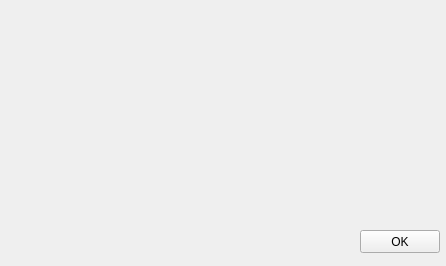
This is about.ui in verbkinm/bells as Qt 5 draws it before an edit. The edited form follows.
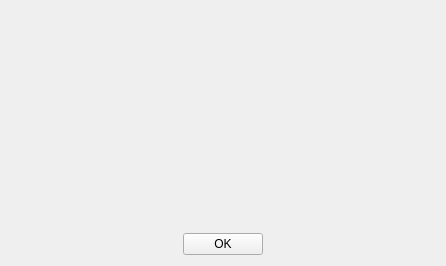
This is the edited form. Icons and pictures are not drawn.

Patch:
```diff
--- a/about.ui
+++ b/about.ui
@@ -10,18 +10,24 @@
     <height>266</height>
    </rect>
   </property>
+  <property name="minimumSize">
+   <size>
+    <width>446</width>
+    <height>266</height>
+   </size>
+  </property>
+  <property name="maximumSize">
+   <size>
+    <width>446</width>
+    <height>266</height>
+   </size>
+  </property>
   <property name="windowTitle">
    <string>Form</string>
   </property>
+  <layout class="QGridLayout" name="gridLayout">
+   <item row="0" column="1">
   <widget class="QLabel" name="label_image">
-   <property name="geometry">
-    <rect>
-     <x>210</x>
-     <y>20</y>
-     <width>71</width>
-     <height>71</height>
-    </rect>
-   </property>
    <property name="text">
     <string/>
    </property>
@@ -32,32 +38,48 @@
     <bool>false</bool>
    </property>
   </widget>
-  <widget class="QLabel" name="label_text">
-   <property name="geometry">
-    <rect>
-     <x>20</x>
-     <y>110</y>
-     <width>411</width>
-     <height>101</height>
-    </rect>
-   </property>
-   <property name="text">
-    <string/>
-   </property>
-  </widget>
+   </item>
+   <item row="2" column="0">
+    <spacer name="horizontalSpacer">
+     <property name="orientation">
+      <enum>Qt::Horizontal</enum>
+     </property>
+     <property name="sizeHint" stdset="0">
+      <size>
+       <width>40</width>
+       <height>20</height>
+      </size>
+     </property>
+    </spacer>
+   </item>
+   <item row="2" column="1">
   <widget class="QPushButton" name="pushButton_ok">
-   <property name="geometry">
-    <rect>
-     <x>360</x>
-     <y>230</y>
-     <width>80</width>
-     <height>23</height>
-    </rect>
-   </property>
    <property name="text">
     <string>OK</string>
    </property>
   </widget>
+   </item>
+   <item row="2" column="2">
+    <spacer name="horizontalSpacer_2">
+     <property name="orientation">
+      <enum>Qt::Horizontal</enum>
+     </property>
+     <property name="sizeHint" stdset="0">
+      <size>
+       <width>40</width>
+       <height>20</height>
+      </size>
+     </property>
+    </spacer>
+   </item>
+   <item row="1" column="0" colspan="3">
+    <widget class="QLabel" name="label_text">
+     <property name="text">
+      <string/>
+     </property>
+    </widget>
+   </item>
+  </layout>
  </widget>
  <resources>
   <include location="img.qrc"/>
```
Lines whose indentation alone changed are shown as unchanged.
